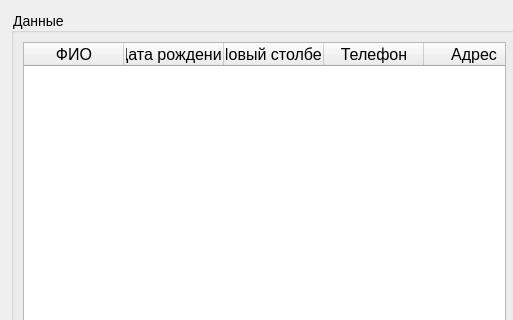
Old version of the form BD/LR_3/BD_Lr_3/mainwindow.ui in the repository andrej22116/PSU_Labs; both pictures show x 0 to 513 and y 0 to 320 of the 1000 by 600 pixel window.
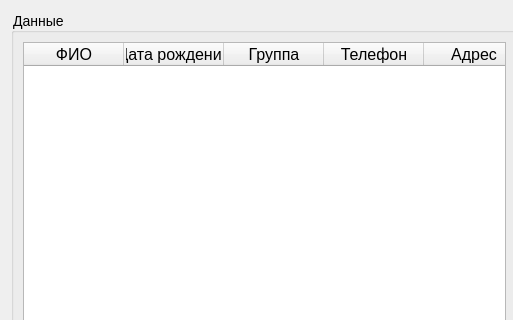
New version of the form. Icons and pictures are not drawn.

Diff of the .ui file:
```diff
--- a/BD/LR_3/BD_Lr_3/mainwindow.ui
+++ b/BD/LR_3/BD_Lr_3/mainwindow.ui
@@ -122,7 +122,7 @@
              </column>
              <column>
               <property name="text">
-               <string>Новый столбец</string>
+               <string>Группа</string>
               </property>
               <property name="font">
                <font>
```
